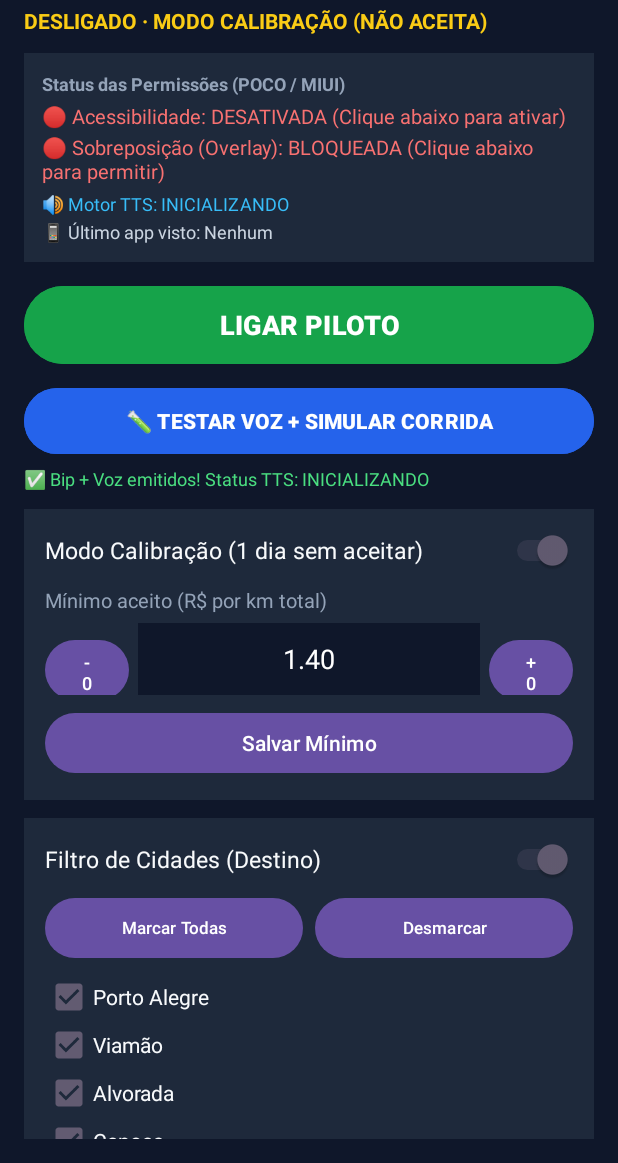
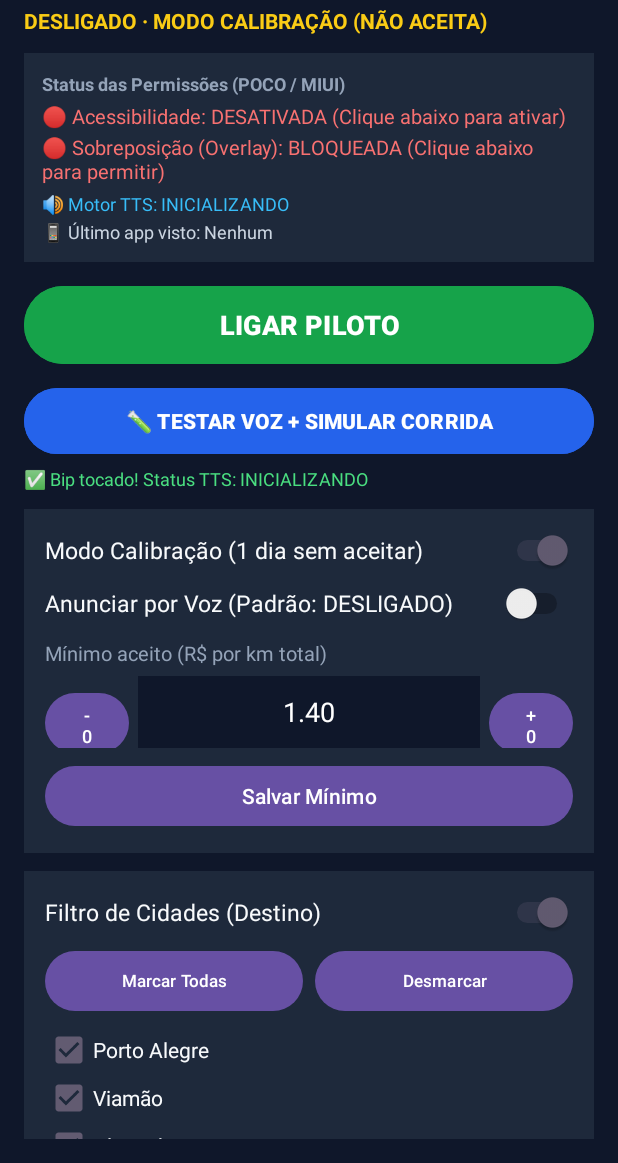
Before and after one commit to contatoalsolucoeseletricas-hue/piloto-uber99, an Android app: the screen it shows after launch (MainActivity), after a tap on "🧪 TESTAR VOZ + SIMULAR CORRIDA", on a phone screen of 412 x 824 dp, the part 73-1236 px from its top. Run offline under Robolectric (Android 15) with nearby library versions, the phone set to English and light mode, and no system bars; 1 other tap on this screen came first.

Commit message:
v1.6 (Doc 51): Foco total no card visual instantaneo com linhas 1 a 3 grandes e legiveis, voz OFF por padrao para passageiro

```diff
--- a/app/build.gradle.kts
+++ b/app/build.gradle.kts
@@ -11,7 +11,7 @@ android {
         applicationId = "br.com.andreluis.pilotouber99"
         minSdk = 26
         targetSdk = 34
-        versionCode = 6
+        versionCode = 7
         versionName = "1.6"
         testInstrumentationRunner = "androidx.test.runner.AndroidJUnitRunner"
     }
--- a/app/src/main/java/br/com/andreluis/pilotouber99/MainActivity.kt
+++ b/app/src/main/java/br/com/andreluis/pilotouber99/MainActivity.kt
@@ -23,6 +23,7 @@ class MainActivity : AppCompatActivity() {
     private lateinit var tvStatusBadge: TextView
     private lateinit var btnTogglePilot: Button
     private lateinit var switchCalibration: Switch
+    private lateinit var switchVoice: Switch
     private lateinit var switchCityFilter: Switch
     private lateinit var etMinRate: EditText
     private lateinit var tvStats: TextView
@@ -45,6 +46,7 @@ class MainActivity : AppCompatActivity() {
         tvStatusBadge = findViewById(R.id.tvStatusBadge)
         btnTogglePilot = findViewById(R.id.btnTogglePilot)
         switchCalibration = findViewById(R.id.switchCalibration)
+        switchVoice = findViewById(R.id.switchVoice)
         switchCityFilter = findViewById(R.id.switchCityFilter)
         etMinRate = findViewById(R.id.etMinRate)
         tvStats = findViewById(R.id.tvStats)
@@ -57,6 +59,7 @@ class MainActivity : AppCompatActivity() {
         tvTestFeedback = findViewById(R.id.tvTestFeedback)
 
         switchCalibration.isChecked = prefs.calibrationMode
+        switchVoice.isChecked = prefs.voiceEnabled
         switchCityFilter.isChecked = prefs.cityFilterEnabled
         etMinRate.setText(String.format(Locale.US, "%.2f", prefs.minRatePerKm))
 
@@ -100,9 +103,11 @@ class MainActivity : AppCompatActivity() {
             testVoice?.speak(simulatedText)
             val ttsStatus = VoiceAnnouncer.realStatus
             Toast.makeText(this, "TTS: $ttsStatus", Toast.LENGTH_LONG).show()
-            tvTestFeedback.text = "✅ Bip + Voz emitidos! Status TTS: $ttsStatus"
+            tvTestFeedback.text = "✅ Bip tocado! Status TTS: $ttsStatus"
             val timeNow = java.text.SimpleDateFormat("HH:mm", java.util.Locale.US).format(java.util.Date())
             prefs.lastDecision = "ACEITAR"
+            prefs.lastRateText = "R$ 2,30/km  ·  R$ 75/h"
+            prefs.lastDetailsText = "99 · R$ 42,00 · 18,2 km · 33 min [$timeNow]"
             prefs.lastReadSummary = "SIMULAÇÃO: 99 · R$ 2,30/km · R$ 75/h [$timeNow]"
             if (Settings.canDrawOverlays(this)) {
                 try {
@@ -115,6 +120,12 @@ class MainActivity : AppCompatActivity() {
         switchCalibration.setOnCheckedChangeListener { _, isChecked ->
             prefs.calibrationMode = isChecked
             refreshUi()
+        }
+
+        switchVoice.setOnCheckedChangeListener { _, isChecked ->
+            prefs.voiceEnabled = isChecked
+            val msg = if (isChecked) "Voz ATIVADA" else "Voz DESLIGADA (Modo Silencioso com Passageiro)"
+            Toast.makeText(this, msg, Toast.LENGTH_SHORT).show()
         }
 
         switchCityFilter.setOnCheckedChangeListener { _, isChecked ->
--- a/app/src/main/java/br/com/andreluis/pilotouber99/PilotPreferences.kt
+++ b/app/src/main/java/br/com/andreluis/pilotouber99/PilotPreferences.kt
@@ -67,6 +67,18 @@ class PilotPreferences(context: Context) {
     var allowedCities: Set<String>
         get() = prefs.getStringSet("allowed_cities", CityFilter.ALL_CITIES.toSet()) ?: CityFilter.ALL_CITIES.toSet()
         set(value) = prefs.edit().putStringSet("allowed_cities", value).apply()
+
+    var voiceEnabled: Boolean
+        get() = prefs.getBoolean("voice_enabled", false) // Doc 51: DESLIGADO de fábrica para passageiro
+        set(value) = prefs.edit().putBoolean("voice_enabled", value).apply()
+
+    var lastRateText: String
+        get() = prefs.getString("last_rate_text", "R$ --/km · R$ --/h") ?: "R$ --/km · R$ --/h"
+        set(value) = prefs.edit().putString("last_rate_text", value).apply()
+
+    var lastDetailsText: String
+        get() = prefs.getString("last_details_text", "Aguardando oferta...") ?: "Aguardando oferta..."
+        set(value) = prefs.edit().putString("last_details_text", value).apply()
 
     var lastReadSummary: String
         get() = prefs.getString("last_read_summary", "R$ --/km · R$ --/h") ?: "R$ --/km · R$ --/h"
--- a/app/src/main/res/layout/activity_main.xml
+++ b/app/src/main/res/layout/activity_main.xml
@@ -128,6 +128,16 @@
                 android:layout_height="wrap_content"
                 android:checked="true"
                 android:text="Modo Calibração (1 dia sem aceitar)"
+                android:textColor="#F8FAFC"
+                android:textSize="15sp" />
+
+            <Switch
+                android:id="@+id/switchVoice"
+                android:layout_width="match_parent"
+                android:layout_height="wrap_content"
+                android:layout_marginTop="8dp"
+                android:checked="false"
+                android:text="Anunciar por Voz (Padrão: DESLIGADO)"
                 android:textColor="#F8FAFC"
                 android:textSize="15sp" />
 
```
Also changed, not shown: app/src/main/java/br/com/andreluis/pilotouber99/OverlayService.kt (+7 -3 lines), app/src/main/java/br/com/andreluis/pilotouber99/PilotAccessibilityService.kt (+9 -0 lines), app/src/main/res/layout/overlay_badge.xml (+20 -6 lines), 2 other files.
